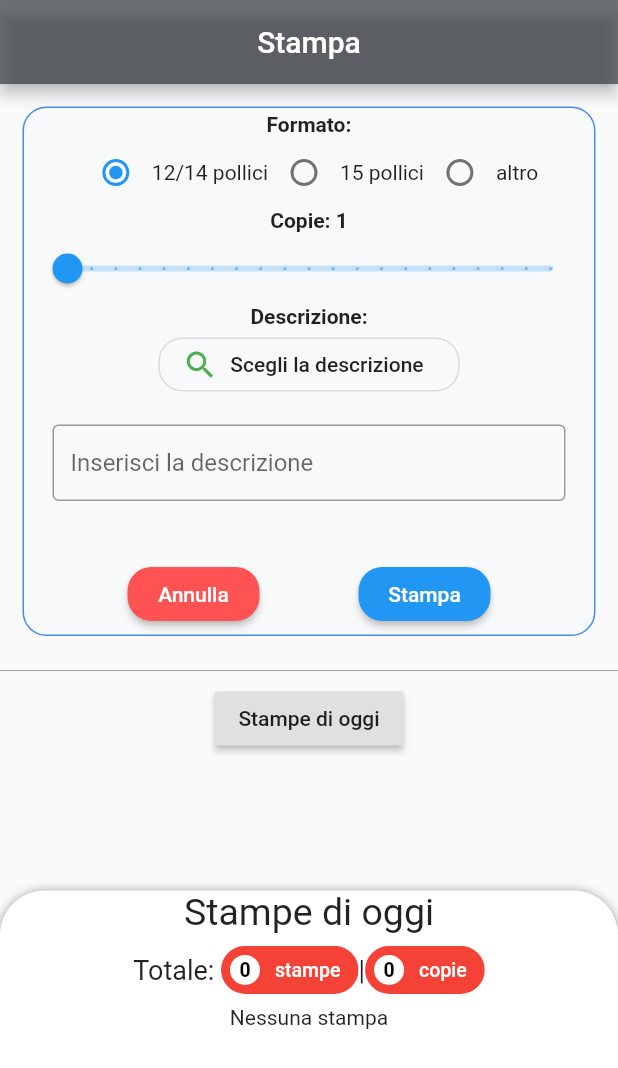
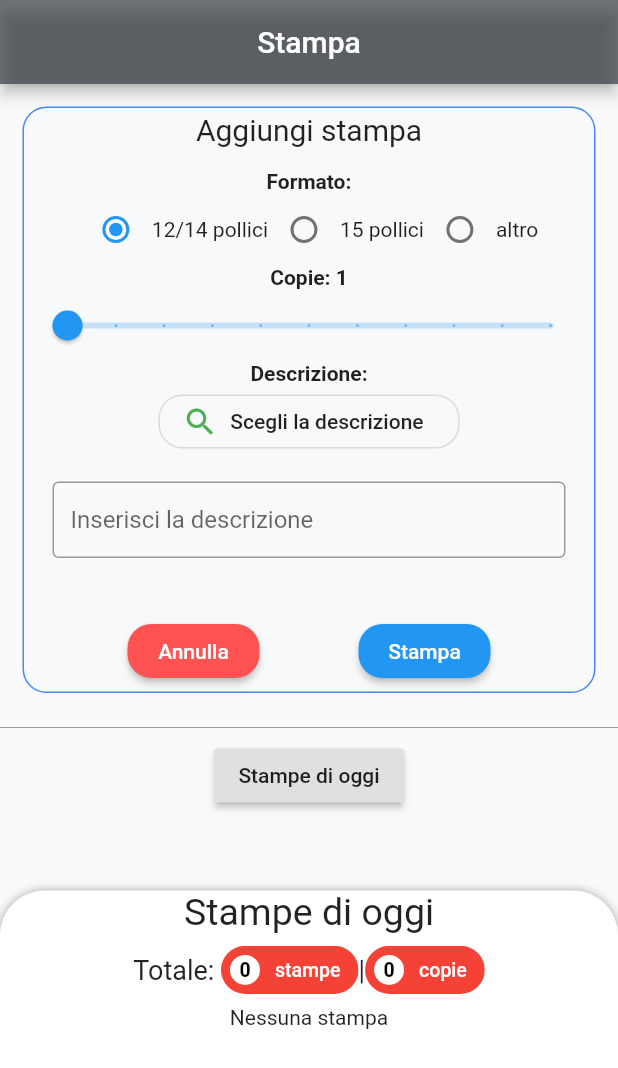
Before and after one commit to nikzanda/Stampa_app, a Flutter app: the screen it shows after launch, on a phone screen of 412 x 824 dp. Shown: the top 1068 px of the screen. Run offline on Flutter 3.47's test engine with Material 2 defaults, Android fonts, the phone set to English and light mode, and no system bars; missing offline and left inert: flutter_config.

Commit message:
titolo aggiungi stampa e diminuito lo slider

```diff
--- a/lib/screens/Stampa.dart
+++ b/lib/screens/Stampa.dart
@@ -245,6 +245,13 @@ class _StampaState extends State<Stampa> {
                             child: Column(
                               mainAxisAlignment: MainAxisAlignment.center,
                               children: <Widget>[
+                                Padding(
+                                  padding: const EdgeInsets.only(bottom: 15),
+                                  child: Text(
+                                    "Aggiungi stampa",
+                                    style: TextStyle(fontSize: 20),
+                                  ),
+                                ),
                                 // Formato
                                 Text("Formato:", style: TextStyle(fontWeight: FontWeight.bold)),
                                 Row(
@@ -275,8 +282,8 @@ class _StampaState extends State<Stampa> {
                                 Slider(
                                   value: copie.toDouble(),
                                   min: 1,
-                                  max: 20,
-                                  divisions: 20,
+                                  max: 10,
+                                  divisions: 10,
                                   label: copie.round().toString(),
                                   onChanged: (newValue) {
                                     setState(() => copie = newValue.round());
```
